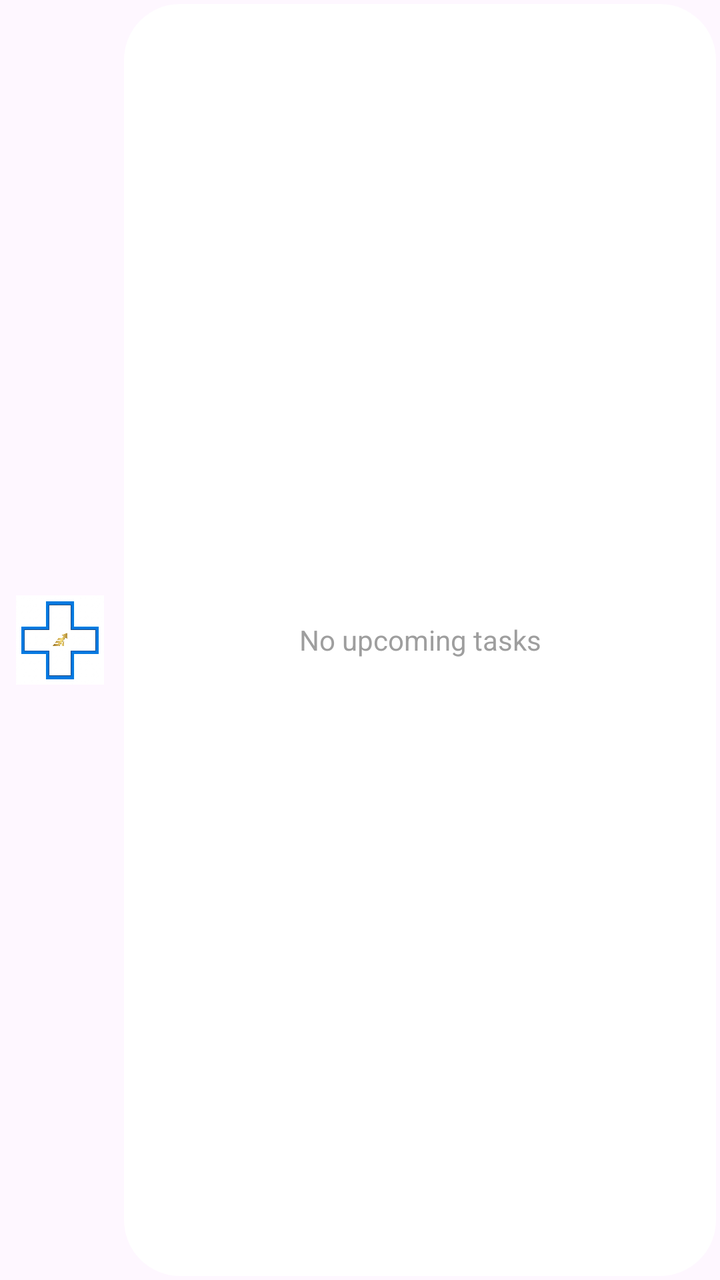
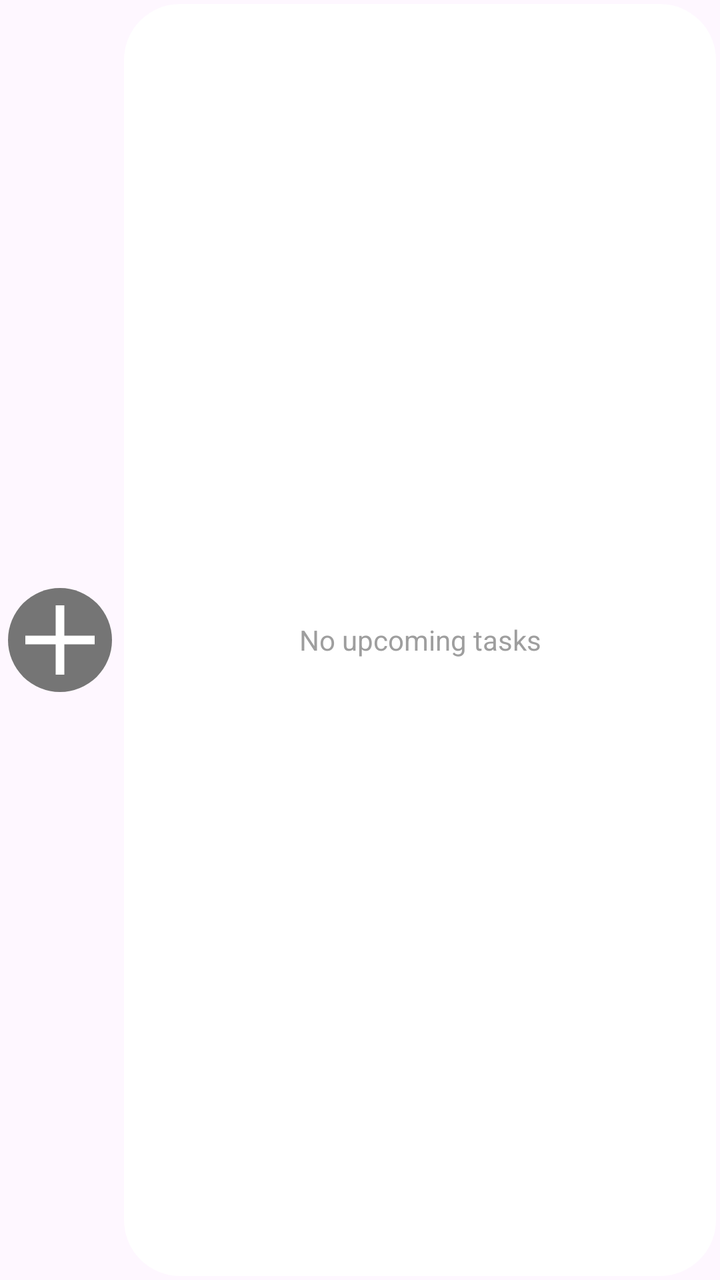

The first picture is an Android layout as it rendered before a commit; the second is the same layout after the commit. The layout source and the unified diff follow.
<!-- AndroidManifest.xml: application theme Theme.Material3.DayNight -->
<!-- res/layout/widget_task_list.xml -->
<?xml version="1.0" encoding="utf-8"?>
<LinearLayout
    xmlns:android="http://schemas.android.com/apk/res/android"
    android:layout_width="match_parent"
    android:layout_height="match_parent"
    android:orientation="horizontal"
    android:padding="2dp">

    <ImageView
        android:id="@+id/widgetAddButtonExpanded"
        android:layout_width="56dp"
        android:layout_height="match_parent"
        android:src="@drawable/ic_widget_add"
        android:scaleType="fitCenter"
        android:padding="6dp"
        android:contentDescription="@string/add_task" />

    <FrameLayout
        android:layout_width="0dp"
        android:layout_height="match_parent"
        android:layout_weight="1"
        android:layout_marginStart="4dp">

        <ImageView
            android:id="@+id/widgetCapsuleBackground"
            android:layout_width="match_parent"
            android:layout_height="match_parent"
            android:src="@drawable/capsule_mask"
            android:scaleType="fitXY" />

        <ListView
            android:id="@android:id/list"
            android:layout_width="match_parent"
            android:layout_height="match_parent"
            android:paddingStart="14dp"
            android:paddingEnd="14dp"
            android:divider="#22000000"
            android:dividerHeight="1dp"
            android:scrollbars="none"
            android:cacheColorHint="@android:color/transparent" />

        <TextView
            android:id="@android:id/empty"
            android:layout_width="match_parent"
            android:layout_height="match_parent"
            android:gravity="center"
            android:text="@string/no_upcoming_tasks"
            android:textColor="#9E9E9E" />

    </FrameLayout>

</LinearLayout>
<!-- resources referenced by this layout -->
<resources>
  <!-- drawable capsule_mask (drawable) -->
  <?xml version="1.0" encoding="utf-8"?>
  <shape xmlns:android="http://schemas.android.com/apk/res/android" android:shape="rectangle">
      <solid android:color="#FFFFFF" />
      <corners android:radius="28dp" />
  </shape>
  <!-- drawable ic_widget_add: png bitmap (drawable, 515465 bytes) -->
  <string name="add_task">Add task</string>
  <string name="no_upcoming_tasks">No upcoming tasks</string>
</resources>

<!-- the commit's change to res/layout/widget_task_list.xml (unified diff, before → after) -->
@@ -10,9 +10,9 @@
         android:id="@+id/widgetAddButtonExpanded"
         android:layout_width="56dp"
         android:layout_height="match_parent"
-        android:src="@drawable/ic_widget_add"
+        android:src="@drawable/ic_widget_add_button"
         android:scaleType="fitCenter"
-        android:padding="6dp"
+        android:padding="2dp"
         android:contentDescription="@string/add_task" />
 
     <FrameLayout
<!-- resource entries referenced after the edit -->
@@ -6,8 +6,33 @@
       <solid android:color="#FFFFFF" />
       <corners android:radius="28dp" />
   </shape>
-  <!-- drawable ic_widget_add: png bitmap (drawable, 515465 bytes) -->
+  <!-- drawable ic_widget_add_button (drawable) -->
+  <?xml version="1.0" encoding="utf-8"?>
+  <layer-list xmlns:android="http://schemas.android.com/apk/res/android">
+      <item android:drawable="@drawable/bg_widget_button_circle" />
+      <item
+          android:width="55%"
+          android:height="55%"
+          android:gravity="center"
+          android:drawable="@drawable/ic_plus_white" />
+  </layer-list>
   <string name="add_task">Add task</string>
   <string name="no_upcoming_tasks">No upcoming tasks</string>
+  <!-- drawable bg_widget_button_circle (drawable) -->
+  <?xml version="1.0" encoding="utf-8"?>
+  <shape xmlns:android="http://schemas.android.com/apk/res/android" android:shape="oval">
+      <solid android:color="#757575" />
+  </shape>
+  <!-- drawable ic_plus_white (drawable) -->
+  <?xml version="1.0" encoding="utf-8"?>
+  <vector xmlns:android="http://schemas.android.com/apk/res/android"
+      android:width="24dp"
+      android:height="24dp"
+      android:viewportWidth="24"
+      android:viewportHeight="24">
+      <path
+          android:fillColor="#FFFFFF"
+          android:pathData="M11,4 L13,4 L13,11 L20,11 L20,13 L13,13 L13,20 L11,20 L11,13 L4,13 L4,11 L11,11 Z" />
+  </vector>
 </resources>
 
